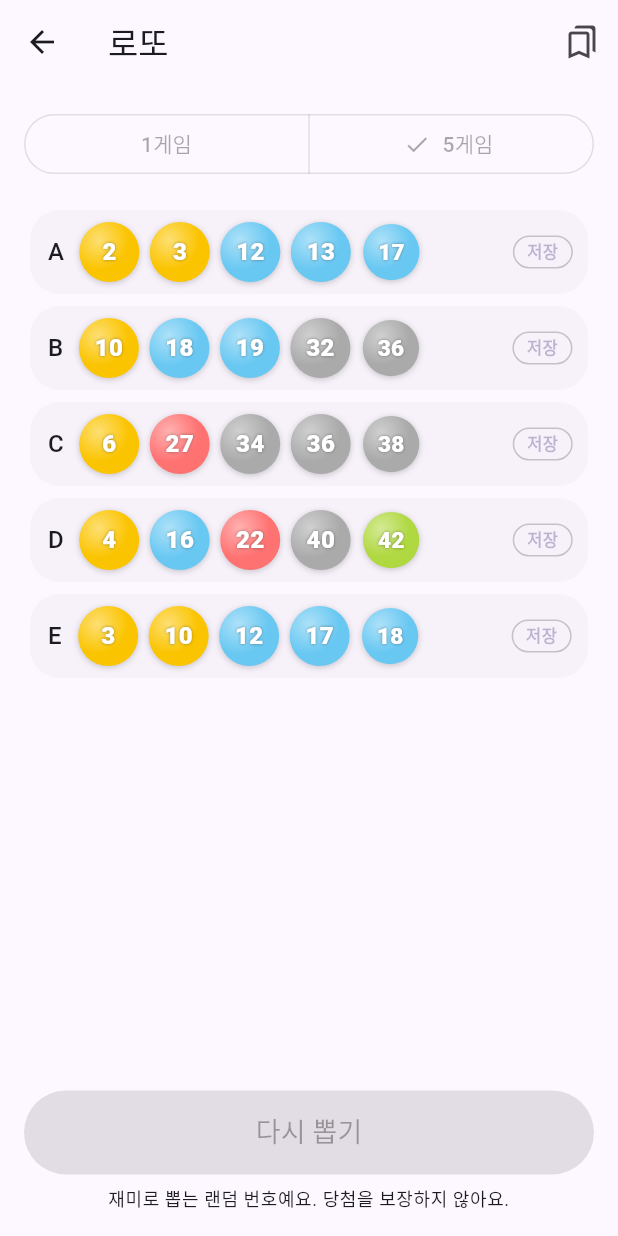
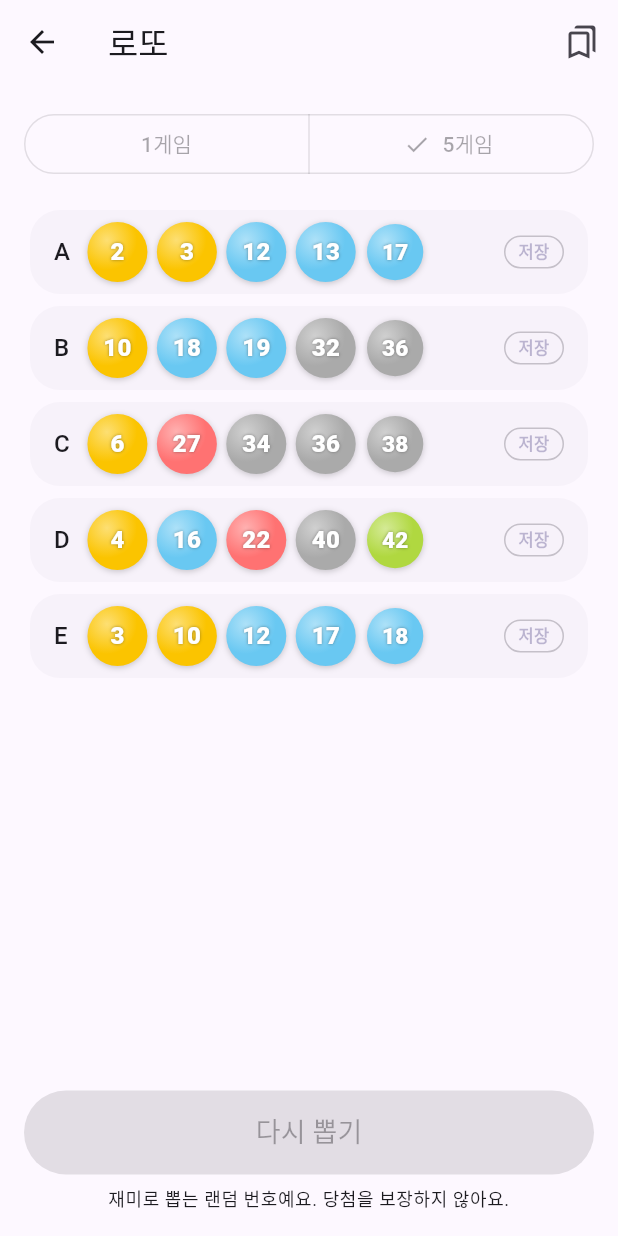
Before and after one commit to shlete/Oppop, a Flutter app: the LottoScreen screen opened directly, after a tap on "5게임", after a tap on "번호 뽑기", on a phone screen of 412 x 824 dp. Run offline on Flutter 3.47's test engine with Material 3 defaults, Android fonts, the phone set to English and light mode, and no system bars; our stand-ins replace flutter_riverpod, google_mobile_ads, shared_preferences; accounts and stored records are empty; network calls fail.

Commit message:
로또: A와 저장 버튼 양옆 여백을 맞추고 공을 고르게 펼침
Co-Authored-By: Claude Opus 5.5 (1M context) <noreply@anthropic.com>
Claude-Session: https://claude.ai/code/session_01UjtEbePFwBpyU2YJRuNUmw

```diff
--- a/lib/features/lotto/lotto_screen.dart
+++ b/lib/features/lotto/lotto_screen.dart
@@ -187,29 +187,27 @@ class _GameRow extends StatelessWidget {
   Widget build(BuildContext context) {
     return Card(
       child: Padding(
-        padding: const EdgeInsets.fromLTRB(12, 8, 8, 8),
+        // A 글자 왼쪽과 저장 버튼 오른쪽 여백을 똑같이 맞춘다.
+        padding: const EdgeInsets.symmetric(horizontal: 16, vertical: 8),
         child: Row(
           children: [
-            Text(label, style: Theme.of(context).textTheme.titleMedium),
-            const SizedBox(width: 8),
+            SizedBox(
+              width: 16,
+              child: Text(
+                label,
+                style: Theme.of(context).textTheme.titleMedium,
+              ),
+            ),
             Expanded(
               child: LayoutBuilder(
                 builder: (context, box) {
-                  const gap = 7.0;
-                  // 공과 저장 버튼 사이는 공 간격보다 넓게 띄운다.
-                  const saveGap = 14.0;
-                  const saveWidth = 40.0;
-                  final size = min(
-                    40.0,
-                    (box.maxWidth - 5 * gap - saveGap - saveWidth) / 6,
-                  );
-                  // 넓은 화면에서는 공과 버튼을 한 덩어리로 가운데에 둔다.
-                  return Center(
-                    child: Row(
-                      mainAxisSize: MainAxisSize.min,
+                  // 공은 A와 저장 버튼 사이에 같은 간격으로 고르게 펼친다.
+                  const minGap = 6.0;
+                  final size = min(40.0, (box.maxWidth - 7 * minGap) / 6);
+                  return Row(
+                    mainAxisAlignment: MainAxisAlignment.spaceEvenly,
                     children: [
-                        for (var b = 0; b < numbers.length; b++) ...[
-                          if (b > 0) const SizedBox(width: gap),
+                      for (var b = 0; b < numbers.length; b++)
                         Transform.scale(
                           scale: Curves.elasticOut.transform(
                             (progress * numbers.length - b).clamp(0.0, 1.0),
@@ -217,18 +215,15 @@ class _GameRow extends StatelessWidget {
                           child: LottoBall(numbers[b], size: size),
                         ),
                     ],
-                        const SizedBox(width: saveGap),
+                  );
+                },
+              ),
+            ),
             SizedBox(
-                          width: saveWidth,
+              width: 40,
               child: Tooltip(
                 message: saved ? '저장 취소' : '저장',
                 child: _SaveChip(saved: saved, onPressed: onSave),
-                          ),
-                        ),
-                      ],
-                    ),
-                  );
-                },
               ),
             ),
           ],
```
Lines whose indentation alone changed are shown as unchanged.
